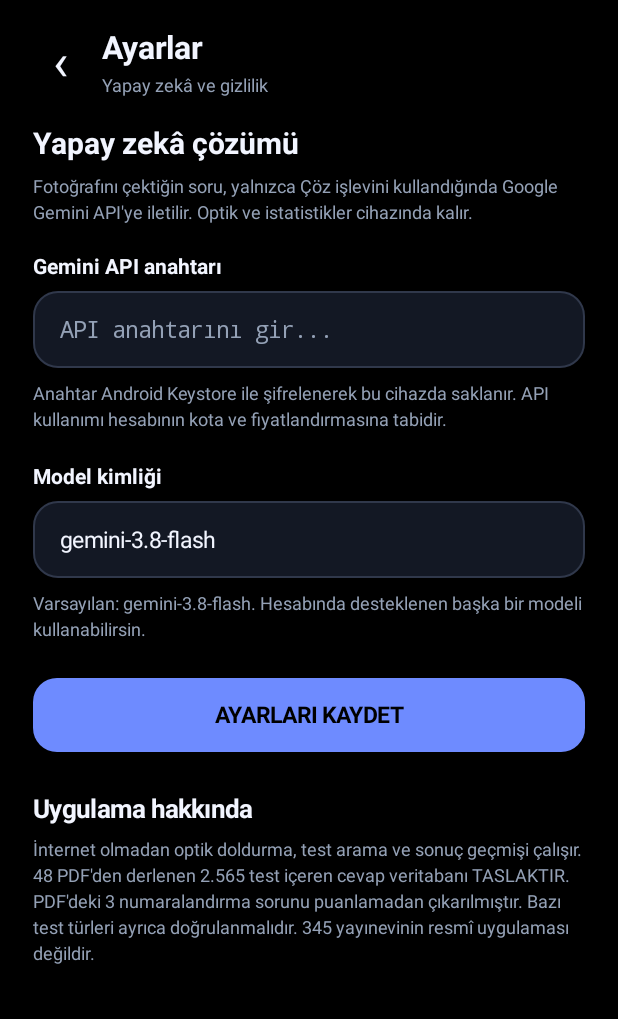
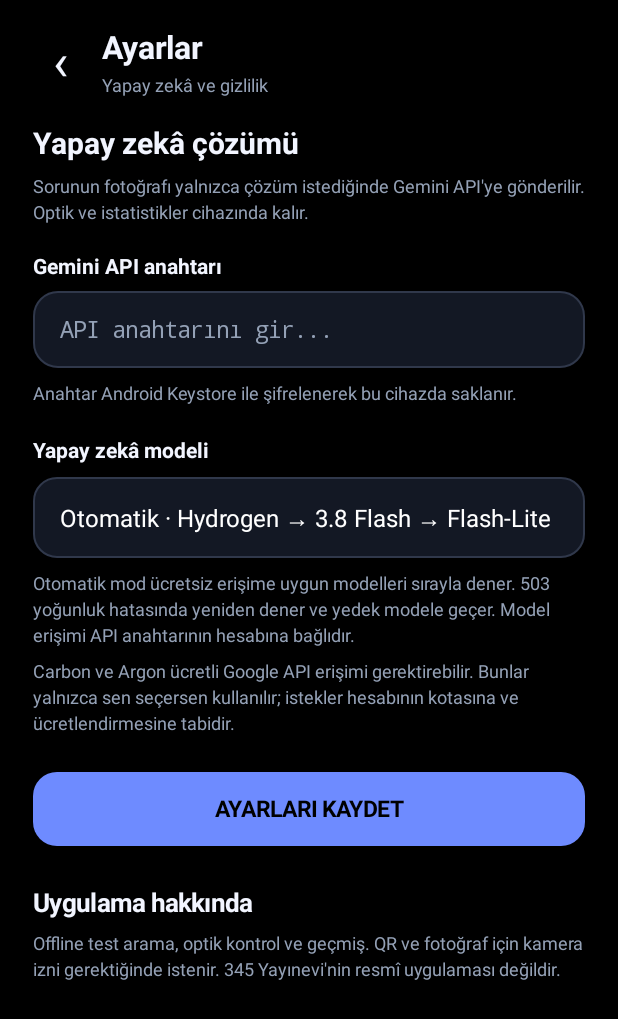
Before and after one commit to Furknsss/AllStar-Optik-, an Android app: the SettingsActivity screen opened directly, with no data from a screen before it, on a phone screen of 412 x 824 dp. Shown: the top 1019 px of the screen. Run offline under Robolectric (Android 15) with nearby library versions, the phone set to English and light mode, and no system bars; pictures from the network do not load.

Commit message:
Add Gemini Hydrogen and selectable models with automatic 503 retry and free-model fallback (v0.6)

```diff
--- a/app/build.gradle
+++ b/app/build.gradle
@@ -6,8 +6,8 @@ android {
         applicationId 'com.optiklab.allstar'
         minSdk 29
         targetSdk 34
-        versionCode 5
-        versionName '0.5.0'
+        versionCode 6
+        versionName '0.6.0'
     }
     compileOptions {
         sourceCompatibility JavaVersion.VERSION_17
--- a/app/src/main/java/com/optiklab/allstar/SecureKey.java
+++ b/app/src/main/java/com/optiklab/allstar/SecureKey.java
@@ -18,6 +18,6 @@ public class SecureKey {
         KeyGenerator g=KeyGenerator.getInstance(KeyProperties.KEY_ALGORITHM_AES,"AndroidKeyStore");g.init(new KeyGenParameterSpec.Builder(ALIAS,KeyProperties.PURPOSE_ENCRYPT|KeyProperties.PURPOSE_DECRYPT).setBlockModes(KeyProperties.BLOCK_MODE_GCM).setEncryptionPaddings(KeyProperties.ENCRYPTION_PADDING_NONE).setKeySize(256).build());return g.generateKey();}
     public static void put(Context c,String secret) throws Exception {Cipher cipher=Cipher.getInstance("AES/GCM/NoPadding");cipher.init(Cipher.ENCRYPT_MODE,key());String iv=Base64.encodeToString(cipher.getIV(),Base64.NO_WRAP),bytes=Base64.encodeToString(cipher.doFinal(secret.getBytes(java.nio.charset.StandardCharsets.UTF_8)),Base64.NO_WRAP);p(c).edit().putString("key_iv",iv).putString("key_data",bytes).apply();}
     public static String get(Context c) {try{String iv=p(c).getString("key_iv",null),v=p(c).getString("key_data",null);if(iv==null||v==null)return "";Cipher cipher=Cipher.getInstance("AES/GCM/NoPadding");cipher.init(Cipher.DECRYPT_MODE,key(),new GCMParameterSpec(128,Base64.decode(iv,Base64.NO_WRAP)));return new String(cipher.doFinal(Base64.decode(v,Base64.NO_WRAP)),java.nio.charset.StandardCharsets.UTF_8);}catch(Exception e){return "";}}
-    public static String model(Context c){return p(c).getString("model","gemini-3.8-flash");}
+    public static String model(Context c){return p(c).getString("model","auto");}
     public static void setModel(Context c,String s){p(c).edit().putString("model",s).apply();}
 }
--- a/app/src/main/java/com/optiklab/allstar/SettingsActivity.java
+++ b/app/src/main/java/com/optiklab/allstar/SettingsActivity.java
@@ -3,18 +3,81 @@ package com.optiklab.allstar;
 import android.app.Activity;
 import android.os.Bundle;
 import android.text.InputType;
+import android.widget.ArrayAdapter;
 import android.widget.EditText;
 import android.widget.LinearLayout;
 import android.widget.ScrollView;
+import android.widget.Spinner;
 import android.widget.TextView;
 import android.widget.Toast;
 
-public class SettingsActivity extends Activity {
-    @Override public void onCreate(Bundle s){super.onCreate(s);LinearLayout root=Ui.base(this);Ui.header(this,root,"Ayarlar","Yapay zekâ ve gizlilik");ScrollView scroll=Ui.scrolling(this,root);LinearLayout body=Ui.vertical(this);scroll.addView(body);
-        body.addView(Ui.text(this,"Yapay zekâ çözümü",20,Ui.WHITE,true));Ui.info(this,body,"Fotoğrafını çektiğin soru, yalnızca Çöz işlevini kullandığında Google Gemini API'ye iletilir. Optik ve istatistikler cihazında kalır.");Ui.spacer(this,body,21);
-        body.addView(Ui.text(this,"Gemini API anahtarı",14,Ui.WHITE,true));EditText api=Ui.input(this,"API anahtarını gir...");api.setInputType(InputType.TYPE_CLASS_TEXT|InputType.TYPE_TEXT_VARIATION_PASSWORD);if(!SecureKey.get(this).isEmpty())api.setHint("Anahtar kayıtlı (değiştirmek için yaz)");body.addView(api,Ui.lp(this,-1,-2,8));Ui.info(this,body,"Anahtar Android Keystore ile şifrelenerek bu cihazda saklanır. API kullanımı hesabının kota ve fiyatlandırmasına tabidir.");Ui.spacer(this,body,23);
-        body.addView(Ui.text(this,"Model kimliği",14,Ui.WHITE,true));EditText model=Ui.input(this,"Model kimliği");model.setText(SecureKey.model(this));body.addView(model,Ui.lp(this,-1,-2,8));Ui.info(this,body,"Varsayılan: gemini-3.8-flash. Hesabında desteklenen başka bir modeli kullanabilirsin.");
-        TextView save=Ui.button(this,"AYARLARI KAYDET",true);body.addView(save,Ui.lp(this,-1,-2,25));save.setOnClickListener(v->{String m=model.getText().toString().trim();if(!m.matches("[a-zA-Z0-9._-]{3,80}")){Toast.makeText(this,"Geçersiz model adı",Toast.LENGTH_LONG).show();return;}try{String secret=api.getText().toString().trim();if(!secret.isEmpty())SecureKey.put(this,secret);SecureKey.setModel(this,m);Toast.makeText(this,"Kaydedildi",Toast.LENGTH_SHORT).show();finish();}catch(Exception e){Toast.makeText(this,"Anahtar güvenli saklanamadı",Toast.LENGTH_LONG).show();}});
-        Ui.spacer(this,body,28);body.addView(Ui.text(this,"Uygulama hakkında",17,Ui.WHITE,true));Ui.info(this,body,"İnternet olmadan optik doldurma, test arama ve sonuç geçmişi çalışır. 48 PDF'den derlenen 2.565 test içeren cevap veritabanı TASLAKTIR. PDF'deki 3 numaralandırma sorunu puanlamadan çıkarılmıştır. Bazı test türleri ayrıca doğrulanmalıdır. 345 yayınevinin resmî uygulaması değildir.");
+public final class SettingsActivity extends Activity {
+    private static final String[] MODEL_IDS = {
+        "auto",
+        "gemini-4-hydrogen",
+        "gemini-3.8-flash",
+        "gemini-3.5-flash-lite",
+        "gemini-3.6-flash",
+        "gemini-4-carbon",
+        "gemini-4-argon"
+    };
+    private static final String[] MODEL_LABELS = {
+        "Otomatik · Hydrogen → 3.8 Flash → Flash-Lite",
+        "Gemini 4 Hydrogen",
+        "Gemini 3.8 Flash",
+        "Gemini 3.5 Flash-Lite",
+        "Gemini 3.6 Flash",
+        "Gemini 4 Carbon · ücretli erişim",
+        "Gemini 4 Argon · ücretli erişim"
+    };
+
+    @Override public void onCreate(Bundle state) {
+        super.onCreate(state);
+        LinearLayout root=Ui.base(this);
+        Ui.header(this,root,"Ayarlar","Yapay zekâ ve gizlilik");
+        ScrollView scroll=Ui.scrolling(this,root);
+        LinearLayout body=Ui.vertical(this);
+        scroll.addView(body);
+        body.addView(Ui.text(this,"Yapay zekâ çözümü",20,Ui.WHITE,true));
+        Ui.info(this,body,"Sorunun fotoğrafı yalnızca çözüm istediğinde Gemini API'ye gönderilir. Optik ve istatistikler cihazında kalır.");
+        Ui.spacer(this,body,21);
+        body.addView(Ui.text(this,"Gemini API anahtarı",14,Ui.WHITE,true));
+        EditText api=Ui.input(this,"API anahtarını gir...");
+        api.setInputType(InputType.TYPE_CLASS_TEXT|InputType.TYPE_TEXT_VARIATION_PASSWORD);
+        if(!SecureKey.get(this).isEmpty())api.setHint("Anahtar kayıtlı (değiştirmek için yaz)");
+        body.addView(api,Ui.lp(this,-1,-2,8));
+        Ui.info(this,body,"Anahtar Android Keystore ile şifrelenerek bu cihazda saklanır.");
+        Ui.spacer(this,body,23);
+
+        body.addView(Ui.text(this,"Yapay zekâ modeli",14,Ui.WHITE,true));
+        Spinner spinner = new Spinner(this);
+        ArrayAdapter<String> adapter = new ArrayAdapter<>(this,android.R.layout.simple_spinner_dropdown_item,MODEL_LABELS);
+        spinner.setAdapter(adapter);
+        spinner.setBackground(Ui.outlined(this,Ui.PANEL,15,Ui.STROKE));
+        spinner.setPadding(Ui.dp(this,10),Ui.dp(this,10),Ui.dp(this,10),Ui.dp(this,10));
+        body.addView(spinner,Ui.lp(this,-1,54,9));
+        String current=SecureKey.model(this);
+        int chosen=0;
+        for(int i=0;i<MODEL_IDS.length;i++)if(MODEL_IDS[i].equals(current)){chosen=i;break;}
+        spinner.setSelection(chosen);
+        Ui.info(this,body,"Otomatik mod ücretsiz erişime uygun modelleri sırayla dener. 503 yoğunluk hatasında yeniden dener ve yedek modele geçer. Model erişimi API anahtarının hesabına bağlıdır.");
+        Ui.info(this,body,"Carbon ve Argon ücretli Google API erişimi gerektirebilir. Bunlar yalnızca sen seçersen kullanılır; istekler hesabının kotasına ve ücretlendirmesine tabidir.");
+
+        TextView save=Ui.button(this,"AYARLARI KAYDET",true);
+        body.addView(save,Ui.lp(this,-1,-2,25));
+        save.setOnClickListener(v->{
+            try {
+                String secret=api.getText().toString().trim();
+                if(!secret.isEmpty())SecureKey.put(this,secret);
+                SecureKey.setModel(this,MODEL_IDS[spinner.getSelectedItemPosition()]);
+                Toast.makeText(this,"Kaydedildi",Toast.LENGTH_SHORT).show();
+                finish();
+            } catch(Exception e) {
+                Toast.makeText(this,"Ayarlar kaydedilemedi",Toast.LENGTH_LONG).show();
+            }
+        });
+        Ui.spacer(this,body,28);
+        body.addView(Ui.text(this,"Uygulama hakkında",17,Ui.WHITE,true));
+        Ui.info(this,body,"Offline test arama, optik kontrol ve geçmiş. QR ve fotoğraf için kamera izni gerektiğinde istenir. 345 Yayınevi'nin resmî uygulaması değildir.");
     }
 }
--- a/app/src/main/java/com/optiklab/allstar/SolveActivity.java
+++ b/app/src/main/java/com/optiklab/allstar/SolveActivity.java
@@ -72,9 +72,9 @@ public class SolveActivity extends Activity {
     private void startSolve(){if(photo==null){status.setText("Önce sorunun fotoğrafını çek veya galeriden seç.");return;}String key=SecureKey.get(this);if(key.trim().isEmpty()){
             status.setText("Çözüm için Gemini API anahtarını ayarlardan gir.");new android.app.AlertDialog.Builder(this).setTitle("Yapay zekâ bağlantısı").setMessage("Gemini API anahtarı henüz eklenmemiş. Optik kontrolü internetsiz çalışır, yapay zekâ çözümü için API erişimi gerekir.").setPositiveButton("Ayarları aç",(d,w)->startActivity(new Intent(this,SettingsActivity.class))).setNegativeButton("Daha sonra",(d,w)->{}).show();return;
         }
-        solveButton.setEnabled(false);solveButton.setAlpha(.5f);status.setText("Soru analiz ediliyor...");solution.setText("");Bitmap toSend=photo;String model=SecureKey.model(this);
+        solveButton.setEnabled(false);solveButton.setAlpha(.5f);status.setText("Soru analiz ediliyor · gerekirse yedek model denenecek...");solution.setText("");Bitmap toSend=photo;String model=SecureKey.model(this);
         Executors.newSingleThreadExecutor().execute(()->{
-            try{String answerText=AiClient.solve(key,model,toSend,test.subject,test.topic==null?"":test.topic,question,answer);store.saveSolution(test.id,question,answerText);runOnUiThread(()->{solveButton.setEnabled(true);solveButton.setAlpha(1f);solveButton.setText("YENİDEN ÇÖZ");status.setText("Tam çözüm hazır · cihazına kaydedildi");solution.setText(answerText);});}
+            try{AiClient.SolutionResult response=AiClient.solve(key,model,toSend,test.subject,test.topic==null?"":test.topic,question,answer);String answerText=response.text;store.saveSolution(test.id,question,answerText);runOnUiThread(()->{solveButton.setEnabled(true);solveButton.setAlpha(1f);solveButton.setText("YENİDEN ÇÖZ");status.setText("Tam çözüm hazır · "+response.model+(response.usedFallback?" (yedek model)":"")+" · kaydedildi");solution.setText(answerText);});}
             catch(Exception e){runOnUiThread(()->{solveButton.setEnabled(true);solveButton.setAlpha(1f);status.setText("Çözüm alınamadı: "+e.getMessage());});}
         });
     }
```
Also changed, not shown: app/src/main/java/com/optiklab/allstar/AiClient.java (+173 -10 lines), 1 other file.
